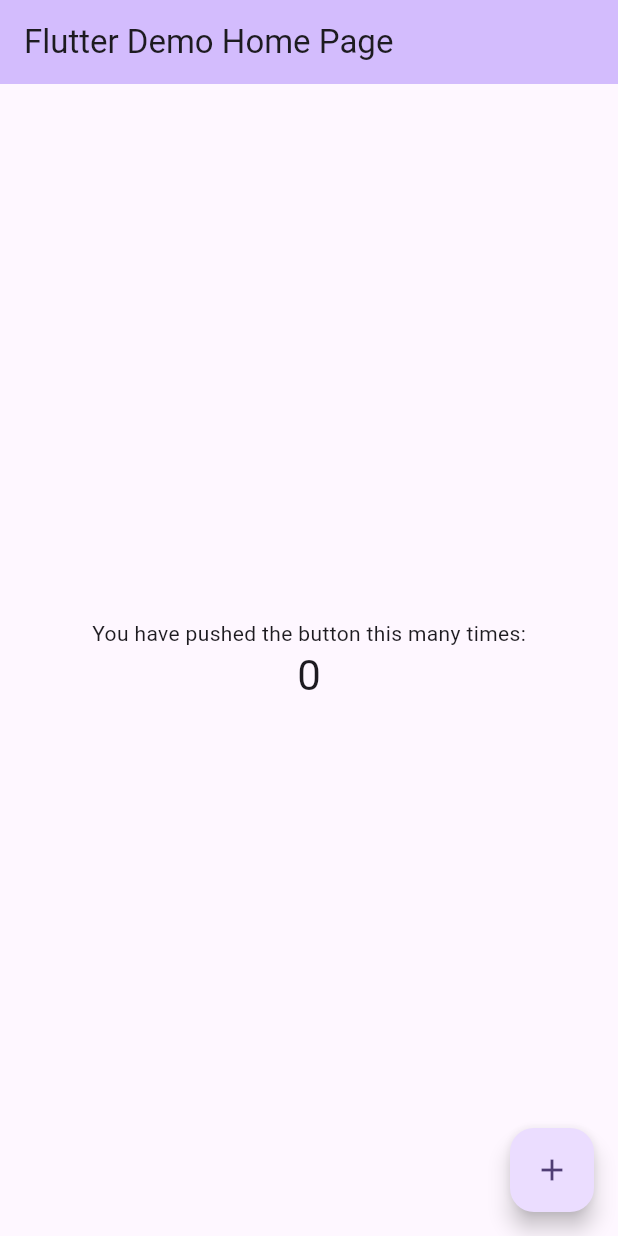
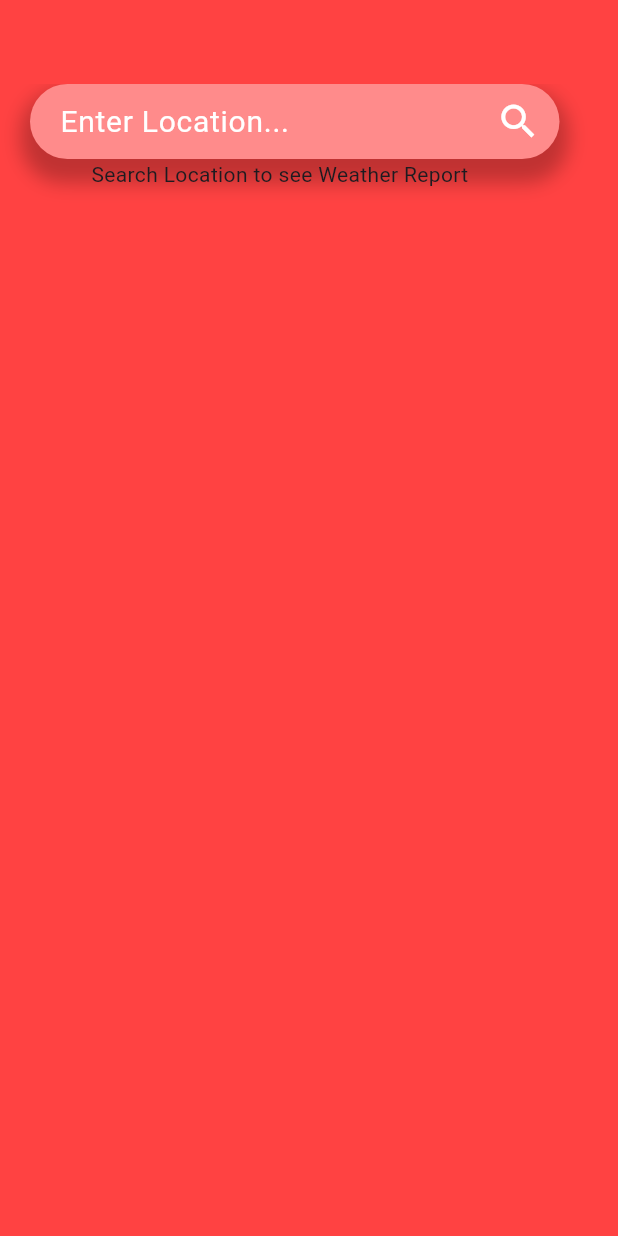
Before and after one commit to namansharma05/weather_app, a Flutter app: the screen it shows after launch, on a phone screen of 412 x 824 dp. Run offline on Flutter 3.47's test engine with Material 3 defaults, Android fonts, the phone set to English and light mode, and no system bars.

Commit message:
added screens, models, constants, and created api call

```diff
--- /dev/null
+++ b/lib/api.dart
@@ -0,0 +1,20 @@
+import 'package:weather_app/constants/constants.dart';
+import 'package:http/http.dart' as http;
+import 'package:weather_app/models/weatherApiModel.dart';
+
+class WeatherApi {
+  Future<WeatherModel> getCurrentWeather(String location) async {
+    String apiUrl = "$baseUrl?key=$apiKey&q=$location";
+    try {
+      final response = await http.get(Uri.parse(apiUrl));
+      if (response.statusCode == 200) {
+        // print(response.body);
+        return weatherModelFromJson(response.body.toString());
+      } else {
+        throw Exception("Failed to load Weather data");
+      }
+    } catch (e) {
+      throw Exception(e);
+    }
+  }
+}
--- /dev/null
+++ b/lib/constants/constants.dart
@@ -0,0 +1,2 @@
+String apiKey = "ad90dc7b24654c9381c51929240407";
+String baseUrl = "https://api.weatherapi.com/v1/current.json";
--- a/lib/main.dart
+++ b/lib/main.dart
@@ -1,4 +1,5 @@
 import 'package:flutter/material.dart';
+import 'package:weather_app/screens/home_screen.dart';
 
 void main() {
   runApp(const MyApp());
@@ -7,119 +8,11 @@ void main() {
 class MyApp extends StatelessWidget {
   const MyApp({super.key});
 
-  // This widget is the root of your application.
   @override
   Widget build(BuildContext context) {
-    return MaterialApp(
-      title: 'Flutter Demo',
-      theme: ThemeData(
-        // This is the theme of your application.
-        //
-        // TRY THIS: Try running your application with "flutter run". You'll see
-        // the application has a purple toolbar. Then, without quitting the app,
-        // try changing the seedColor in the colorScheme below to Colors.green
-        // and then invoke "hot reload" (save your changes or press the "hot
-        // reload" button in a Flutter-supported IDE, or press "r" if you used
-        // the command line to start the app).
-        //
-        // Notice that the counter didn't reset back to zero; the application
-        // state is not lost during the reload. To reset the state, use hot
-        // restart instead.
-        //
-        // This works for code too, not just values: Most code changes can be
-        // tested with just a hot reload.
-        colorScheme: ColorScheme.fromSeed(seedColor: Colors.deepPurple),
-        useMaterial3: true,
-      ),
-      home: const MyHomePage(title: 'Flutter Demo Home Page'),
+    return const MaterialApp(
+      debugShowCheckedModeBanner: false,
+      home: HomeScreen(),
     );
   }
 }
-
-class MyHomePage extends StatefulWidget {
-  const MyHomePage({super.key, required this.title});
-
-  // This widget is the home page of your application. It is stateful, meaning
-  // that it has a State object (defined below) that contains fields that affect
-  // how it looks.
-
-  // This class is the configuration for the state. It holds the values (in this
-  // case the title) provided by the parent (in this case the App widget) and
-  // used by the build method of the State. Fields in a Widget subclass are
-  // always marked "final".
-
-  final String title;
-
-  @override
-  State<MyHomePage> createState() => _MyHomePageState();
-}
-
-class _MyHomePageState extends State<MyHomePage> {
-  int _counter = 0;
-
-  void _incrementCounter() {
-    setState(() {
-      // This call to setState tells the Flutter framework that something has
-      // changed in this State, which causes it to rerun the build method below
-      // so that the display can reflect the updated values. If we changed
-      // _counter without calling setState(), then the build method would not be
-      // called again, and so nothing would appear to happen.
-      _counter++;
-    });
-  }
-
-  @override
-  Widget build(BuildContext context) {
-    // This method is rerun every time setState is called, for instance as done
-    // by the _incrementCounter method above.
-    //
-    // The Flutter framework has been optimized to make rerunning build methods
-    // fast, so that you can just rebuild anything that needs updating rather
-    // than having to individually change instances of widgets.
-    return Scaffold(
-      appBar: AppBar(
-        // TRY THIS: Try changing the color here to a specific color (to
-        // Colors.amber, perhaps?) and trigger a hot reload to see the AppBar
-        // change color while the other colors stay the same.
-        backgroundColor: Theme.of(context).colorScheme.inversePrimary,
-        // Here we take the value from the MyHomePage object that was created by
-        // the App.build method, and use it to set our appbar title.
-        title: Text(widget.title),
-      ),
-      body: Center(
-        // Center is a layout widget. It takes a single child and positions it
-        // in the middle of the parent.
-        child: Column(
-          // Column is also a layout widget. It takes a list of children and
-          // arranges them vertically. By default, it sizes itself to fit its
-          // children horizontally, and tries to be as tall as its parent.
-          //
-          // Column has various properties to control how it sizes itself and
-          // how it positions its children. Here we use mainAxisAlignment to
-          // center the children vertically; the main axis here is the vertical
-          // axis because Columns are vertical (the cross axis would be
-          // horizontal).
-          //
-          // TRY THIS: Invoke "debug painting" (choose the "Toggle Debug Paint"
-          // action in the IDE, or press "p" in the console), to see the
-          // wireframe for each widget.
-          mainAxisAlignment: MainAxisAlignment.center,
-          children: <Widget>[
-            const Text(
-              'You have pushed the button this many times:',
-            ),
-            Text(
-              '$_counter',
-              style: Theme.of(context).textTheme.headlineMedium,
-            ),
-          ],
-        ),
-      ),
-      floatingActionButton: FloatingActionButton(
-        onPressed: _incrementCounter,
-        tooltip: 'Increment',
-        child: const Icon(Icons.add),
-      ), // This trailing comma makes auto-formatting nicer for build methods.
-    );
-  }
-}
--- /dev/null
+++ b/lib/models/weatherApiModel.dart
@@ -0,0 +1,226 @@
+// To parse this JSON data, do
+//
+//     final weatherModel = weatherModelFromJson(jsonString);
+
+import 'dart:convert';
+
+WeatherModel weatherModelFromJson(String str) =>
+    WeatherModel.fromJson(json.decode(str));
+
+String weatherModelToJson(WeatherModel data) => json.encode(data.toJson());
+
+class WeatherModel {
+  Location location;
+  Current current;
+
+  WeatherModel({
+    required this.location,
+    required this.current,
+  });
+
+  factory WeatherModel.fromJson(Map<String, dynamic> json) => WeatherModel(
+        location: Location.fromJson(json["location"]),
+        current: Current.fromJson(json["current"]),
+      );
+
+  Map<String, dynamic> toJson() => {
+        "location": location.toJson(),
+        "current": current.toJson(),
+      };
+}
+
+class Current {
+  int lastUpdatedEpoch;
+  String lastUpdated;
+  double tempC;
+  double tempF;
+  int isDay;
+  Condition condition;
+  double windMph;
+  double windKph;
+  int windDegree;
+  String windDir;
+  double pressureMb;
+  double pressureIn;
+  double precipMm;
+  double precipIn;
+  int humidity;
+  int cloud;
+  double feelslikeC;
+  double feelslikeF;
+  double windchillC;
+  double windchillF;
+  double heatindexC;
+  double heatindexF;
+  double dewpointC;
+  double dewpointF;
+  double visKm;
+  double visMiles;
+  double uv;
+  double gustMph;
+  double gustKph;
+
+  Current({
+    required this.lastUpdatedEpoch,
+    required this.lastUpdated,
+    required this.tempC,
+    required this.tempF,
+    required this.isDay,
+    required this.condition,
+    required this.windMph,
+    required this.windKph,
+    required this.windDegree,
+    required this.windDir,
+    required this.pressureMb,
+    required this.pressureIn,
+    required this.precipMm,
+    required this.precipIn,
+    required this.humidity,
+    required this.cloud,
+    required this.feelslikeC,
+    required this.feelslikeF,
+    required this.windchillC,
+    required this.windchillF,
+    required this.heatindexC,
+    required this.heatindexF,
+    required this.dewpointC,
+    required this.dewpointF,
+    required this.visKm,
+    required this.visMiles,
+    required this.uv,
+    required this.gustMph,
+    required this.gustKph,
+  });
+
+  factory Current.fromJson(Map<String, dynamic> json) => Current(
+        lastUpdatedEpoch: json["last_updated_epoch"],
+        lastUpdated: json["last_updated"],
+        tempC: json["temp_c"]?.toDouble(),
+        tempF: json["temp_f"]?.toDouble(),
+        isDay: json["is_day"],
+        condition: Condition.fromJson(json["condition"]),
+        windMph: json["wind_mph"]?.toDouble(),
+        windKph: json["wind_kph"],
+        windDegree: json["wind_degree"],
+        windDir: json["wind_dir"],
+        pressureMb: json["pressure_mb"],
+        pressureIn: json["pressure_in"]?.toDouble(),
+        precipMm: json["precip_mm"]?.toDouble(),
+        precipIn: json["precip_in"],
+        humidity: json["humidity"],
+        cloud: json["cloud"],
+        feelslikeC: json["feelslike_c"]?.toDouble(),
+        feelslikeF: json["feelslike_f"]?.toDouble(),
+        windchillC: json["windchill_c"]?.toDouble(),
+        windchillF: json["windchill_f"]?.toDouble(),
+        heatindexC: json["heatindex_c"]?.toDouble(),
+        heatindexF: json["heatindex_f"]?.toDouble(),
+        dewpointC: json["dewpoint_c"]?.toDouble(),
+        dewpointF: json["dewpoint_f"]?.toDouble(),
+        visKm: json["vis_km"]?.toDouble(),
+        visMiles: json["vis_miles"],
+        uv: json["uv"],
+        gustMph: json["gust_mph"]?.toDouble(),
+        gustKph: json["gust_kph"]?.toDouble(),
+      );
+
+  Map<String, dynamic> toJson() => {
+        "last_updated_epoch": lastUpdatedEpoch,
+        "last_updated": lastUpdated,
+        "temp_c": tempC,
+        "temp_f": tempF,
+        "is_day": isDay,
+        "condition": condition.toJson(),
+        "wind_mph": windMph,
+        "wind_kph": windKph,
+        "wind_degree": windDegree,
+        "wind_dir": windDir,
+        "pressure_mb": pressureMb,
+        "pressure_in": pressureIn,
+        "precip_mm": precipMm,
+        "precip_in": precipIn,
+        "humidity": humidity,
+        "cloud": cloud,
+        "feelslike_c": feelslikeC,
+        "feelslike_f": feelslikeF,
+        "windchill_c": windchillC,
+        "windchill_f": windchillF,
+        "heatindex_c": heatindexC,
+        "heatindex_f": heatindexF,
+        "dewpoint_c": dewpointC,
+        "dewpoint_f": dewpointF,
+        "vis_km": visKm,
+        "vis_miles": visMiles,
+        "uv": uv,
+        "gust_mph": gustMph,
+        "gust_kph": gustKph,
+      };
+}
+
+class Condition {
+  String text;
+  String icon;
+  int code;
+
+  Condition({
+    required this.text,
+    required this.icon,
+    required this.code,
+  });
+
+  factory Condition.fromJson(Map<String, dynamic> json) => Condition(
+        text: json["text"],
+        icon: json["icon"],
+        code: json["code"],
+      );
+
+  Map<String, dynamic> toJson() => {
+        "text": text,
+        "icon": icon,
+        "code": code,
+      };
+}
+
+class Location {
+  String name;
+  String region;
+  String country;
+  double lat;
+  double lon;
+  String tzId;
+  int localtimeEpoch;
+  String localtime;
+
+  Location({
+    required this.name,
+    required this.region,
+    required this.country,
+    required this.lat,
+    required this.lon,
+    required this.tzId,
+    required this.localtimeEpoch,
+    required this.localtime,
+  });
+
+  factory Location.fromJson(Map<String, dynamic> json) => Location(
+        name: json["name"],
+        region: json["region"],
+        country: json["country"],
+        lat: json["lat"]?.toDouble(),
+        lon: json["lon"]?.toDouble(),
+        tzId: json["tz_id"],
+        localtimeEpoch: json["localtime_epoch"],
+        localtime: json["localtime"],
+      );
+
+  Map<String, dynamic> toJson() => {
+        "name": name,
+        "region": region,
+        "country": country,
+        "lat": lat,
+        "lon": lon,
+        "tz_id": tzId,
+        "localtime_epoch": localtimeEpoch,
+        "localtime": localtime,
+      };
+}
--- /dev/null
+++ b/lib/screens/home_screen.dart
@@ -0,0 +1,94 @@
+import 'package:flutter/material.dart';
+import 'package:weather_app/api.dart';
+import 'package:weather_app/models/weatherApiModel.dart';
+
+class HomeScreen extends StatefulWidget {
+  const HomeScreen({super.key});
+
+  @override
+  State<HomeScreen> createState() => _HomeScreenState();
+}
+
+class _HomeScreenState extends State<HomeScreen> {
+  TextEditingController searchedLocation = TextEditingController();
+
+  void getWeatherReport(String location) async {
+    WeatherModel response = await WeatherApi().getCurrentWeather(location);
+    // print(response.runtimeType);
+    final data = response.toJson();
+
+    print(data['location']['name']);
+  }
+
+  @override
+  Widget build(BuildContext context) {
+    return Scaffold(
+      appBar: AppBar(
+        backgroundColor: const Color.fromARGB(255, 255, 66, 66),
+      ),
+      backgroundColor: const Color.fromARGB(255, 255, 66, 66),
+      body: Column(
+        children: [
+          Container(
+            width: 353,
+            height: 50,
+            margin: const EdgeInsets.only(left: 20),
+            decoration: BoxDecoration(
+                borderRadius: BorderRadius.circular(28),
+                color: const Color.fromARGB(255, 255, 139, 139),
+                boxShadow: const [
+                  BoxShadow(
+                    color: Color.fromARGB(63, 0, 0, 0),
+                    blurRadius: 10,
+                    spreadRadius: 6,
+                    offset: Offset(0, 10),
+                  ),
+                ]),
+            child: Row(
+              children: [
+                Expanded(
+                  child: Container(
+                    margin: const EdgeInsets.only(left: 20),
+                    child: TextField(
+                      controller: searchedLocation,
+                      onSubmitted: (value) {
+                        getWeatherReport(searchedLocation.text);
+                      },
+                      autocorrect: false,
+                      cursorColor: Colors.white,
+                      decoration: const InputDecoration(
+                        border: InputBorder.none,
+                        hintText: 'Enter Location...',
+                        hintStyle: TextStyle(
+                          fontSize: 20,
+                          color: Colors.white,
+                        ),
+                      ),
+                      style: const TextStyle(
+                        fontSize: 20,
+                        color: Colors.white,
+                      ),
+                    ),
+                  ),
+                ),
+                Container(
+                  width: 35,
+                  height: 35,
+                  margin: const EdgeInsets.only(right: 10),
+                  child: const Icon(
+                    Icons.search,
+                    color: Colors.white,
+                    size: 30,
+                  ),
+                ),
+              ],
+            ),
+          ),
+          const Text(
+            'Search Location to see Weather Report',
+          ),
+        ],
+      ),
+    );
+  }
+}
--- a/pubspec.yaml
+++ b/pubspec.yaml
@@ -35,6 +35,7 @@ dependencies:
   # The following adds the Cupertino Icons font to your application.
   # Use with the CupertinoIcons class for iOS style icons.
   cupertino_icons: ^1.0.6
+  http: ^1.2.1
 
 dev_dependencies:
   flutter_test:
```
Also changed, not shown: lib/screens/details_screen.dart (added), pubspec.lock.
